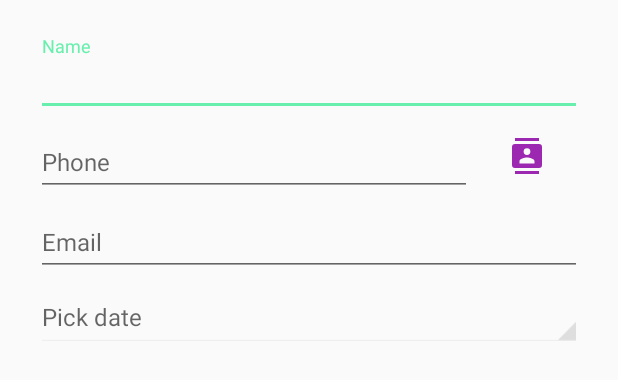
After one commit to Djonique/Birdays, an Android app: the layout fragment_dialog.xml on its own in the app's theme, with its tools: preview values and no code run, on a phone screen of 412 x 824 dp. The commit adds this screen. Shown: the top 380 px of the screen. Run offline under Robolectric (Android 15) with nearby library versions, the phone set to English and light mode, and no system bars.

Commit message:
refactor, fixed bug in dialogfragment, now person cannot choose wrong date, fixed bugs in recyclerviewadapters, changed ripple effect color

```diff
--- a/app/src/main/AndroidManifest.xml
+++ b/app/src/main/AndroidManifest.xml
@@ -24,7 +24,7 @@
         </activity>
 
         <activity
-            android:name="com.djonique.birdays.SplashScreen"
+            android:name="com.djonique.birdays.SplashScreenActivity"
             android:theme="@style/AppTheme.NoActionBar">
             <intent-filter>
                 <action android:name="android.intent.action.MAIN"/>
--- a/app/src/main/java/com/djonique/birdays/SplashScreen.java
+++ b/app/src/main/java/com/djonique/birdays/SplashScreenActivity.java
@@ -9,7 +9,7 @@ import android.view.animation.Animation;
 import android.view.animation.AnimationUtils;
 import android.widget.TextView;
 
-public class SplashScreen extends Activity {
+public class SplashScreenActivity extends Activity {
 
     TextView textView;
 
@@ -21,7 +21,7 @@ public class SplashScreen extends Activity {
 
     public void onCreate(Bundle savedInstanceState) {
         super.onCreate(savedInstanceState);
-        setContentView(R.layout.splash_screen);
+        setContentView(R.layout.activity_splash_screen);
 
         Animation anim = AnimationUtils.loadAnimation(this, R.anim.splash_anim);
         anim.reset();
@@ -37,7 +37,7 @@ public class SplashScreen extends Activity {
 
             @Override
             public void onAnimationEnd(Animation animation) {
-                Intent intent = new Intent(SplashScreen.this, MainActivity.class);
+                Intent intent = new Intent(SplashScreenActivity.this, MainActivity.class);
                 startActivity(intent);
                 finish();
             }
--- a/app/src/main/res/layout/activity_detail.xml
+++ b/app/src/main/res/layout/activity_detail.xml
@@ -79,8 +79,7 @@
                     android:layout_marginStart="24dp"
                     android:layout_marginTop="8dp"
                     android:contentDescription="@string/phone"
-                    android:src="@drawable/ic_phone_grey600_24dp"
-                    android:tint="@color/colorPrimary" />
+                    android:src="@drawable/ic_call_purple_24dp" />
 
                 <TextView
                     android:id="@+id/tvDetailPhoneDescription"
@@ -114,8 +113,7 @@
                     android:layout_marginStart="24dp"
                     android:layout_marginTop="8dp"
                     android:contentDescription="@string/email"
-                    android:src="@drawable/ic_email_grey600_24dp"
-                    android:tint="@color/colorPrimary" />
+                    android:src="@drawable/ic_email_purple_24dp" />
 
                 <TextView
                     android:id="@+id/tvDetailEmail"
--- /dev/null
+++ b/app/src/main/res/layout/fragment_dialog.xml
@@ -0,0 +1,92 @@
+<?xml version="1.0" encoding="utf-8"?>
+<LinearLayout
+    xmlns:android="http://schemas.android.com/apk/res/android"
+    android:layout_width="match_parent"
+    android:layout_height="match_parent"
+    android:orientation="vertical"
+    android:padding="24dp">
+
+    <LinearLayout
+        android:layout_width="match_parent"
+        android:layout_height="wrap_content">
+
+        <android.support.design.widget.TextInputLayout
+            android:id="@+id/tilName"
+            android:layout_width="match_parent"
+            android:layout_height="wrap_content">
+            <EditText
+                android:id="@+id/etName"
+                android:layout_width="match_parent"
+                android:layout_height="wrap_content"
+                android:hint="@string/name"
+                android:inputType="textCapWords"
+                android:textSize="16sp">
+            </EditText>
+
+        </android.support.design.widget.TextInputLayout>
+
+    </LinearLayout>
+
+    <LinearLayout
+        android:layout_width="match_parent"
+        android:layout_height="wrap_content"
+        android:orientation="horizontal">
+
+        <android.support.design.widget.TextInputLayout
+            android:id="@+id/tilPhone"
+            android:layout_width="0dp"
+            android:layout_height="wrap_content"
+            android:layout_weight="4">
+            <EditText
+                android:id="@+id/etPhone"
+                android:layout_width="match_parent"
+                android:layout_height="match_parent"
+                android:hint="@string/phone"
+                android:inputType="phone"
+                android:textSize="16sp"/>
+        </android.support.design.widget.TextInputLayout>
+
+
+        <ImageButton
+            android:layout_width="0dp"
+            android:layout_height="match_parent"
+            android:layout_weight="1"
+            android:background="@android:color/transparent"
+            android:contentDescription="@string/add_from_contacts"
+            android:src="@drawable/add_from_contacts_icon"/>
+
+    </LinearLayout>
+
+    <android.support.design.widget.TextInputLayout
+        android:id="@+id/tilEmail"
+        android:layout_width="match_parent"
+        android:layout_height="wrap_content">
+
+        <EditText
+            android:id="@+id/etEmail"
+            android:layout_width="match_parent"
+            android:layout_height="match_parent"
+            android:hint="@string/email"
+            android:inputType="textEmailAddress"
+            android:textSize="16sp"/>
+
+    </android.support.design.widget.TextInputLayout>
+
+    <android.support.design.widget.TextInputLayout
+        android:id="@+id/tilDate"
+        android:layout_width="match_parent"
+        android:layout_height="wrap_content">
+
+        <EditText
+            android:id="@+id/etDate"
+            style="@android:style/Widget.Holo.Spinner"
+            android:layout_width="match_parent"
+            android:layout_height="wrap_content"
+            android:layout_marginTop="16dp"
+            android:cursorVisible="false"
+            android:focusableInTouchMode="false"
+            android:hint="@string/pick_date"
+            android:inputType="date"
+            android:textSize="16sp"/>
+    </android.support.design.widget.TextInputLayout>
+</LinearLayout>
--- a/app/src/main/res/values/styles.xml
+++ b/app/src/main/res/values/styles.xml
@@ -1,8 +1,11 @@
 <resources>
     <style name="AppTheme" parent="Theme.AppCompat.Light.DarkActionBar">
+        <!--main app colors-->
         <item name="colorPrimary">@color/colorPrimary</item>
         <item name="colorPrimaryDark">@color/colorPrimaryDark</item>
         <item name="colorAccent">@color/colorAccent</item>
+        <!--ripple effect color-->
+        <item name="colorControlHighlight">@color/colorAccent</item>
     </style>
 
     <style name="AppTheme.NoActionBar">
--- a/build.gradle
+++ b/build.gradle
@@ -5,7 +5,7 @@ buildscript {
         jcenter()
     }
     dependencies {
-        classpath 'com.android.tools.build:gradle:2.2.2'
+        classpath 'com.android.tools.build:gradle:2.2.3'
 
         // NOTE: Do not place your application dependencies here; they belong
         // in the individual module build.gradle files
```
Also changed, not shown: app/src/main/java/com/djonique/birdays/Utils.java (+13 -0 lines), app/src/main/java/com/djonique/birdays/adapters/AllFragmentAdapter.java (+7 -27 lines), app/src/main/java/com/djonique/birdays/adapters/MonthFragmentAdapter.java (+18 -15 lines), app/src/main/java/com/djonique/birdays/dialogs/NewPersonDialogFragment.java (+53 -10 lines), app/src/main/java/com/djonique/birdays/fragments/AllFragment.java (+5 -3 lines), app/src/main/java/com/djonique/birdays/model/Person.java (+12 -0 lines), app/src/main/res/drawable/ic_call_purple_24dp.xml (added, +9 -0 lines), app/src/main/res/drawable/ic_chat_purple_24dp.xml (added, +9 -0 lines), app/src/main/res/drawable/ic_email_purple_24dp.xml (added, +9 -0 lines), app/src/main/res/layout/description_card_view.xml (renamed from app/src/main/res/layout/card_view_description.xml, +31 -41 lines), app/src/main/res/layout/dialog_add_new_person.xml (deleted, +0 -103 lines), app/src/main/res/layout/activity_splash_screen.xml (renamed from app/src/main/res/layout/splash_screen.xml), app/src/main/res/layout/description_list_view.xml (renamed from app/src/main/res/layout/list_view_description.xml).
